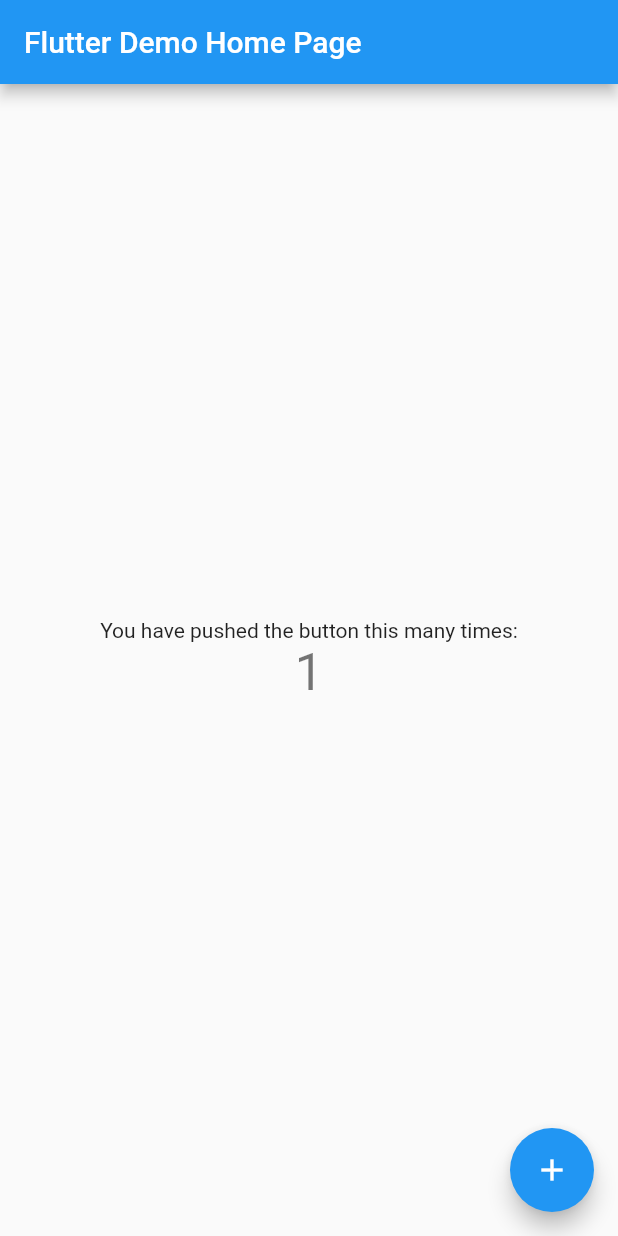
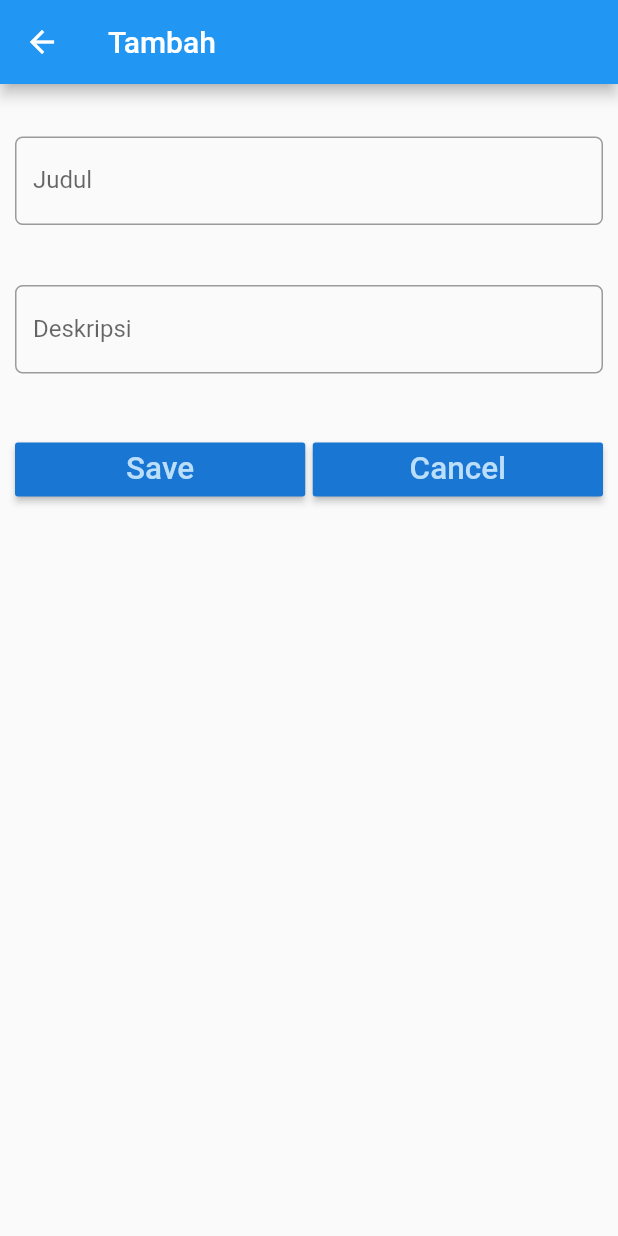
Before and after one commit to alvinindra/todolist_flutter, a Flutter app: the screen it shows after launch, after a tap on the "add" icon, on a phone screen of 412 x 824 dp. Run offline on Flutter 3.47's test engine with Material 2 defaults, Android fonts, the light colour scheme and no system bars; our stand-ins replace sqflite; accounts and stored records are empty.

Commit message:
feat: add main, home, enter and edit page with function

```diff
--- /dev/null
+++ b/lib/enter.dart
@@ -0,0 +1,111 @@
+import 'package:flutter/material.dart';
+import 'class_catcher.dart';
+
+class EntryForm extends StatefulWidget {
+  final ClassCatcher todo;
+
+  EntryForm(this.todo);
+
+  @override
+  _EntryFormState createState() => _EntryFormState(this.todo);
+}
+
+class _EntryFormState extends State<EntryForm> {
+  ClassCatcher todo;
+
+  _EntryFormState(this.todo);
+  @override
+  Widget build(BuildContext context) {
+    TextEditingController titleController = TextEditingController();
+    TextEditingController descController = TextEditingController();
+    if (todo != null) {
+      titleController.text = todo.title;
+      descController.text = todo.desc;
+    }
+    return Scaffold(
+        appBar: AppBar(
+          title: todo == null ? Text('Tambah') : Text('Ubah'),
+          leading: IconButton(
+            icon: Icon(Icons.arrow_back, color: Colors.white),
+            onPressed: () => Navigator.of(context).pop(),
+          ),
+        ),
+        body: Padding(
+          padding: EdgeInsets.only(top: 15.0, left: 10.0, right: 10.0),
+          child: ListView(
+            children: <Widget>[
+              // nama
+              Padding(
+                padding: EdgeInsets.only(top: 20.0, bottom: 20.0),
+                child: TextField(
+                  controller: titleController,
+                  keyboardType: TextInputType.text,
+                  decoration: InputDecoration(
+                    labelText: 'Judul',
+                    border: OutlineInputBorder(
+                      borderRadius: BorderRadius.circular(5.0),
+                    ),
+                  ),
+                ),
+              ),
+              Padding(
+                padding: EdgeInsets.only(top: 20.0, bottom: 20.0),
+                child: TextField(
+                  controller: descController,
+                  keyboardType: TextInputType.text,
+                  decoration: InputDecoration(
+                    labelText: 'Deskripsi',
+                    border: OutlineInputBorder(
+                      borderRadius: BorderRadius.circular(5.0),
+                    ),
+                  ),
+                ),
+              ),
+              Padding(
+                padding: EdgeInsets.only(top: 20.0, bottom: 20.0),
+                child: Row(
+                  children: <Widget>[
+                    Expanded(
+                      child: RaisedButton(
+                        color: Theme.of(context).primaryColorDark,
+                        textColor: Theme.of(context).primaryColorLight,
+                        child: Text(
+                          'Save',
+                          textScaleFactor: 1.5,
+                        ),
+                        onPressed: () {
+                          if (todo == null) {
+                            todo = ClassCatcher(
+                                titleController.text, descController.text);
+                          } else {
+                            todo.title = titleController.text;
+                            todo.desc = descController.text;
+                          }
+                          Navigator.pop(context, todo);
+                        },
+                      ),
+                    ),
+                    Container(
+                      width: 5.0,
+                    ),
+                    Expanded(
+                      child: RaisedButton(
+                        color: Theme.of(context).primaryColorDark,
+                        textColor: Theme.of(context).primaryColorLight,
+                        child: Text(
+                          'Cancel',
+                          textScaleFactor: 1.5,
+                        ),
+                        onPressed: () {
+                          Navigator.pop(context);
+                        },
+                      ),
+                    ),
+                  ],
+                ),
+              ),
+            ],
+          ),
+        ));
+  }
+}
--- /dev/null
+++ b/lib/home.dart
@@ -0,0 +1,103 @@
+import 'package:flutter/material.dart';
+import 'dart:async';
+import 'crud.dart';
+import 'class_catcher.dart';
+import 'enter.dart';
+
+class Home extends StatefulWidget {
+  @override
+  _HomeState createState() => _HomeState();
+}
+
+class _HomeState extends State<Home> {
+  CRUD dbHelper = CRUD();
+  Future<List<ClassCatcher>> future;
+  @override
+  void initState() {
+    super.initState();
+    updateListView();
+  }
+
+  void updateListView() {
+    setState(() {
+      future = dbHelper.getTodoList();
+    });
+  }
+
+  Future<ClassCatcher> navigateToEntryForm(
+      BuildContext context, ClassCatcher todo) async {
+    var result = await Navigator.push(context,
+        MaterialPageRoute(builder: (BuildContext context) {
+      return EntryForm(todo);
+    }));
+    return result;
+  }
+
+  Card cardo(ClassCatcher todo) {
+    return Card(
+      color: Colors.white,
+      elevation: 2.0,
+      child: ListTile(
+        leading: CircleAvatar(
+          backgroundColor: Colors.white,
+          child: Icon(Icons.my_library_books),
+        ),
+        title: Text(
+          todo.title,
+        ),
+        subtitle: Text(todo.title.toString()),
+        trailing: GestureDetector(
+          child: Icon(Icons.delete),
+          onTap: () async {
+            int result = await dbHelper.delete(todo);
+            if (result > 0) {
+              updateListView();
+            }
+          },
+        ),
+        onTap: () async {
+          var todo2 = await navigateToEntryForm(context, todo);
+          if (todo2 != null) {
+            int result = await dbHelper.update(todo2);
+            if (result > 0) {
+              updateListView();
+            }
+          }
+        },
+      ),
+    );
+  }
+
+  @override
+  Widget build(BuildContext context) {
+    return Scaffold(
+      appBar: AppBar(
+        title: Text('Daftar Data-Data'),
+      ),
+      body: FutureBuilder<List<ClassCatcher>>(
+        future: future,
+        builder: (context, snapshot) {
+          if (snapshot.hasData) {
+            return Column(
+                children: snapshot.data.map((todo) => cardo(todo)).toList());
+          } else {
+            return SizedBox();
+          }
+        },
+      ),
+      floatingActionButton: FloatingActionButton(
+        child: Icon(Icons.add),
+        tooltip: 'Tambah Data',
+        onPressed: () async {
+          var todo = await navigateToEntryForm(context, null);
+          if (todo != null) {
+            int result = await dbHelper.insert(todo);
+            if (result > 0) {
+              updateListView();
+            }
+          }
+        },
+      ),
+    );
+  }
+}
--- a/lib/main.dart
+++ b/lib/main.dart
@@ -1,117 +1,19 @@
+import 'home.dart';
 import 'package:flutter/material.dart';
 
-void main() {
-  runApp(MyApp());
-}
+//package letak folder Anda
+void main() => runApp(MyApp());
 
 class MyApp extends StatelessWidget {
-  // This widget is the root of your application.
   @override
   Widget build(BuildContext context) {
     return MaterialApp(
-      title: 'Flutter Demo',
+      //judul
+      title: 'Tambahkan Daftar',
       theme: ThemeData(
-        // This is the theme of your application.
-        //
-        // Try running your application with "flutter run". You'll see the
-        // application has a blue toolbar. Then, without quitting the app, try
-        // changing the primarySwatch below to Colors.green and then invoke
-        // "hot reload" (press "r" in the console where you ran "flutter run",
-        // or simply save your changes to "hot reload" in a Flutter IDE).
-        // Notice that the counter didn't reset back to zero; the application
-        // is not restarted.
         primarySwatch: Colors.blue,
-        // This makes the visual density adapt to the platform that you run
-        // the app on. For desktop platforms, the controls will be smaller and
-        // closer together (more dense) than on mobile platforms.
-        visualDensity: VisualDensity.adaptivePlatformDensity,
       ),
-      home: MyHomePage(title: 'Flutter Demo Home Page'),
+      home: Home(),
     );
   }
 }
-
-class MyHomePage extends StatefulWidget {
-  MyHomePage({Key key, this.title}) : super(key: key);
-
-  // This widget is the home page of your application. It is stateful, meaning
-  // that it has a State object (defined below) that contains fields that affect
-  // how it looks.
-
-  // This class is the configuration for the state. It holds the values (in this
-  // case the title) provided by the parent (in this case the App widget) and
-  // used by the build method of the State. Fields in a Widget subclass are
-  // always marked "final".
-
-  final String title;
-
-  @override
-  _MyHomePageState createState() => _MyHomePageState();
-}
-
-class _MyHomePageState extends State<MyHomePage> {
-  int _counter = 0;
-
-  void _incrementCounter() {
-    setState(() {
-      // This call to setState tells the Flutter framework that something has
-      // changed in this State, which causes it to rerun the build method below
-      // so that the display can reflect the updated values. If we changed
-      // _counter without calling setState(), then the build method would not be
-      // called again, and so nothing would appear to happen.
-      _counter++;
-    });
-  }
-
-  @override
-  Widget build(BuildContext context) {
-    // This method is rerun every time setState is called, for instance as done
-    // by the _incrementCounter method above.
-    //
-    // The Flutter framework has been optimized to make rerunning build methods
-    // fast, so that you can just rebuild anything that needs updating rather
-    // than having to individually change instances of widgets.
-    return Scaffold(
-      appBar: AppBar(
-        // Here we take the value from the MyHomePage object that was created by
-        // the App.build method, and use it to set our appbar title.
-        title: Text(widget.title),
-      ),
-      body: Center(
-        // Center is a layout widget. It takes a single child and positions it
-        // in the middle of the parent.
-        child: Column(
-          // Column is also a layout widget. It takes a list of children and
-          // arranges them vertically. By default, it sizes itself to fit its
-          // children horizontally, and tries to be as tall as its parent.
-          //
-          // Invoke "debug painting" (press "p" in the console, choose the
-          // "Toggle Debug Paint" action from the Flutter Inspector in Android
-          // Studio, or the "Toggle Debug Paint" command in Visual Studio Code)
-          // to see the wireframe for each widget.
-          //
-          // Column has various properties to control how it sizes itself and
-          // how it positions its children. Here we use mainAxisAlignment to
-          // center the children vertically; the main axis here is the vertical
-          // axis because Columns are vertical (the cross axis would be
-          // horizontal).
-          mainAxisAlignment: MainAxisAlignment.center,
-          children: <Widget>[
-            Text(
-              'You have pushed the button this many times:',
-            ),
-            Text(
-              '$_counter',
-              style: Theme.of(context).textTheme.headline4,
-            ),
-          ],
-        ),
-      ),
-      floatingActionButton: FloatingActionButton(
-        onPressed: _incrementCounter,
-        tooltip: 'Increment',
-        child: Icon(Icons.add),
-      ), // This trailing comma makes auto-formatting nicer for build methods.
-    );
-  }
-}
```
Also changed, not shown: 1 other file.
